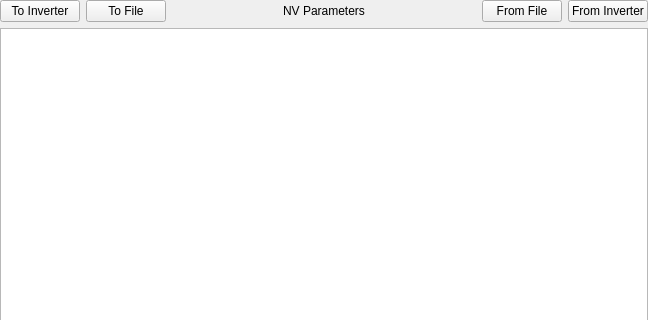
Before: the Qt Designer form epyq/nvview.ui in epcpower/st, drawn with Qt 5; both pictures show x 0 to 648 and y 0 to 320 of the 648 by 598 pixel window.
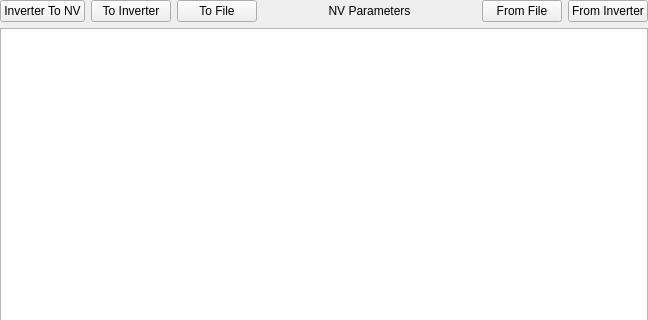
After: the same form once the commit is applied.

Commit message:
Add 'Inverter To NV' button to save parameters
Ref T147

```diff
--- a/epyq/nvview.ui
+++ b/epyq/nvview.ui
@@ -29,13 +29,20 @@
    <item>
     <layout class="QVBoxLayout" name="verticalLayout_2">
      <item>
-      <layout class="QHBoxLayout" name="horizontalLayout" stretch="1,0,99,0,1">
+      <layout class="QHBoxLayout" name="horizontalLayout" stretch="0,1,0,99,0,1">
        <property name="sizeConstraint">
         <enum>QLayout::SetDefaultConstraint</enum>
        </property>
        <property name="rightMargin">
         <number>0</number>
        </property>
+       <item>
+        <widget class="QPushButton" name="module_to_nv_button">
+         <property name="text">
+          <string>Inverter To NV</string>
+         </property>
+        </widget>
+       </item>
        <item>
         <widget class="QPushButton" name="write_to_module_button">
          <property name="text">
```
The commit also changes 2 other files.
